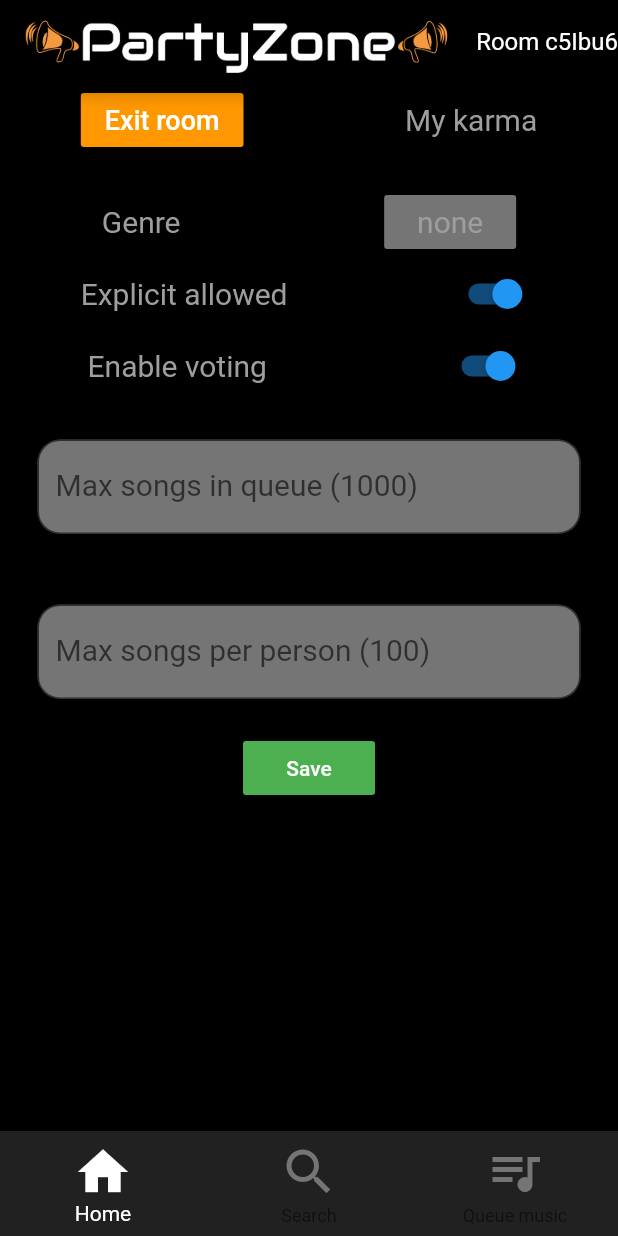
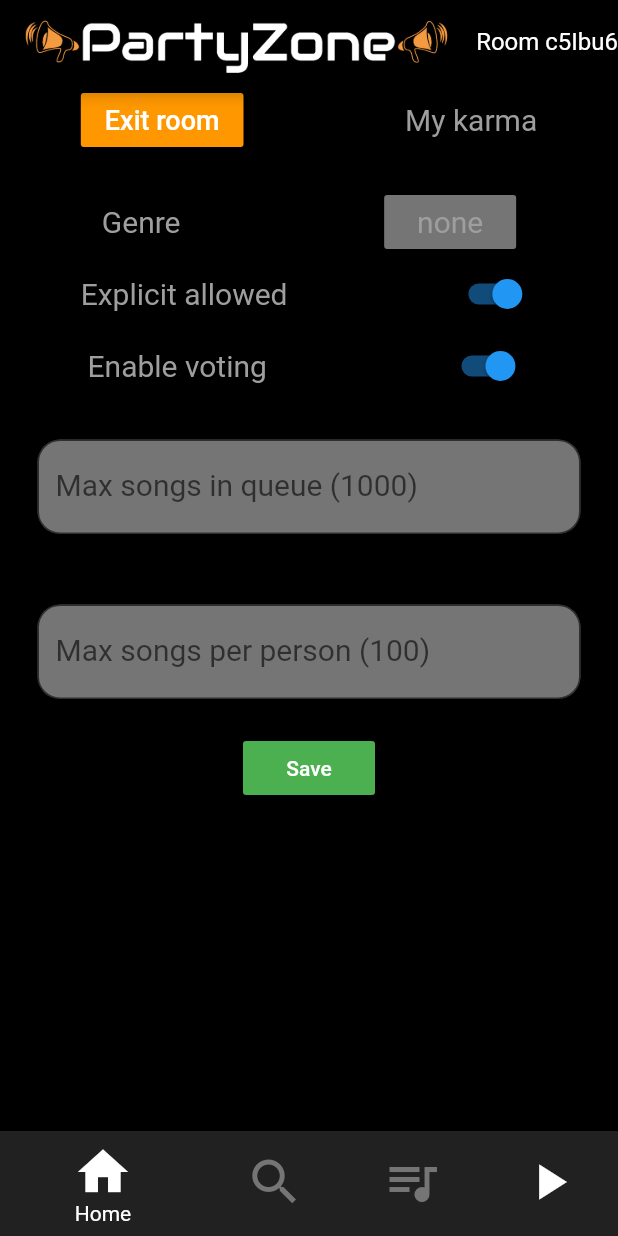
Before and after one commit to NystromAnton/Spotify_Group_Queue, a Flutter app: the screen it shows after launch, after a tap on "Create Room", on a phone screen of 412 x 824 dp. Run offline on Flutter 3.47's test engine with Material 2 defaults, Android fonts, the phone set to English and light mode, and no system bars; our stand-ins replace cloud_firestore, cloud_functions, random_string; accounts and stored records are empty; network calls fail.

Commit message:
Going to merge with playback plugin

```diff
--- a/spotify-playback-flutter/design_house_page/lib/globals.dart
+++ /dev/null
@@ -1,2 +0,0 @@
-String roomName;
-int roomNameLength;
--- a/spotify-playback-flutter/design_house_page/lib/home_widget.dart
+++ b/spotify-playback-flutter/design_house_page/lib/home_widget.dart
@@ -5,6 +5,7 @@ import './housepage.dart';
 import './queuepage.dart';
 import './searchpage.dart';
 import './room.dart';
+import './test_spotify_page.dart';
 
 class Home extends StatefulWidget {
   @override
@@ -33,16 +34,20 @@ class _HomeState extends State<Home> {
 
     QueuePage queuePage = QueuePage();
 
+    TestSpotifyPage testPage = TestSpotifyPage();
+
     _children.add(housePage);
     _children.add(searchPage);
     _children.add(queuePage);
+    _children.add(testPage);
 
     return Scaffold(
       appBar: AppBar(
         title: Image.asset('assets/titelbildensaken.png'),
         actions: <Widget>[
           Center(
-              child: Text("Room " + Room.instance.roomName,
+            child: Text(
+              "Room " + Room.instance.roomName,
               style: TextStyle(
                 color: Colors.white,
                 fontSize: 16.0,
@@ -52,7 +57,6 @@ class _HomeState extends State<Home> {
           ),
         ],
         backgroundColor: Colors.black,
-
       ),
       body: _children[_currentIndex],
       bottomNavigationBar: Theme(
@@ -63,7 +67,8 @@ class _HomeState extends State<Home> {
                 _currentIndex, // this will be set when a new tab is tapped
             items: [
               BottomNavigationBarItem(
-                icon: new Icon(Icons.home, color: Theme.of(context).buttonColor),
+                icon:
+                    new Icon(Icons.home, color: Theme.of(context).buttonColor),
                 activeIcon: Icon(Icons.home),
                 title: new Text('Home',
                     style: TextStyle(
@@ -92,7 +97,12 @@ class _HomeState extends State<Home> {
                           // Change the text color
                           color: _currentIndex == 2
                               ? Colors.white
-                              : Theme.of(context).buttonColor)))
+                              : Theme.of(context).buttonColor))),
+              // TESTING SPOTIFY PLAYBACK
+              BottomNavigationBarItem(
+                icon: Icon(Icons.play_arrow),
+                title: Text("Test"),
+              )
             ],
             fixedColor: Colors.white,
             iconSize: 40.0,
--- a/spotify-playback-flutter/design_house_page/lib/housepage.dart
+++ b/spotify-playback-flutter/design_house_page/lib/housepage.dart
@@ -3,7 +3,6 @@ import 'room.dart';
 import 'package:flutter/services.dart';
 
 class HousePage extends StatelessWidget {
-  // Se TODO Skrolla längst ned
 
   bool voting;
   bool explicit;
--- a/spotify-playback-flutter/design_house_page/lib/room.dart
+++ b/spotify-playback-flutter/design_house_page/lib/room.dart
@@ -2,7 +2,6 @@ import 'package:cloud_firestore/cloud_firestore.dart';
 import 'package:cloud_functions/cloud_functions.dart';
 
 void updateRoomSettings(Map<String,dynamic> data) async {
-
   final HttpsCallable callable = CloudFunctions.instance.getHttpsCallable(functionName: 'editRoom');
   callable.call(data);
 }
--- a/spotify-playback-flutter/design_house_page/pubspec.yaml
+++ b/spotify-playback-flutter/design_house_page/pubspec.yaml
@@ -77,3 +77,7 @@ flutter:
 
   assets:
     - assets/titelbildensaken.png
+
+  plugin:
+      androidPackage: io.feesie.spotify.playback
+      pluginClass: SpotifyPlaybackPlugin
```
Also changed, not shown: 1 other file. Lines whose indentation alone changed are shown as unchanged.
